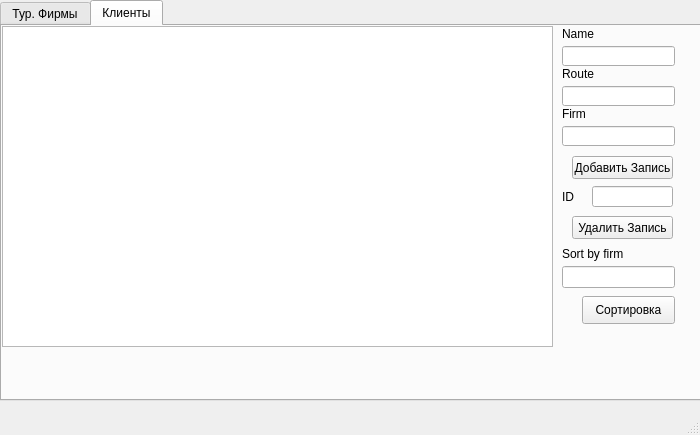
First picture: the form in DaniklasLab/DaniklasLab7/mainwindow.ui, repository Sadles1/Cpp, before the edit.
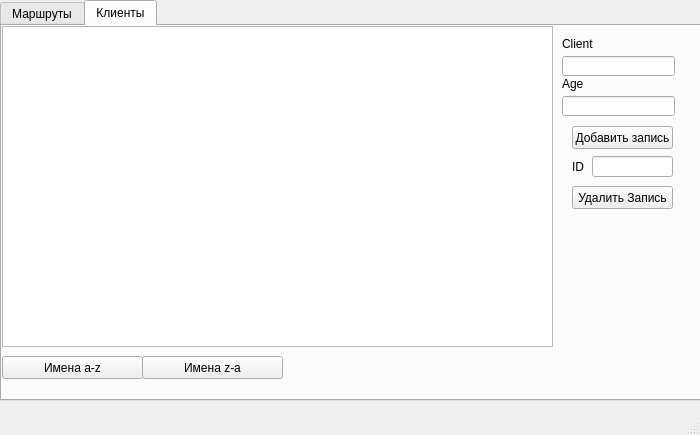
Second picture: the form after the edit. The open tabs and pages were chosen to show the change.

```diff
--- a/DaniklasLab/DaniklasLab7/mainwindow.ui
+++ b/DaniklasLab/DaniklasLab7/mainwindow.ui
@@ -43,7 +43,7 @@
       <string notr="true"/>
      </property>
      <attribute name="title">
-      <string>Тур. Фирмы</string>
+      <string>Маршруты</string>
      </attribute>
      <widget class="QTableView" name="tableView">
       <property name="geometry">
@@ -227,24 +227,11 @@
        </rect>
       </property>
      </widget>
-     <widget class="QPushButton" name="pushButtonAddPerson">
-      <property name="geometry">
-       <rect>
-        <x>570</x>
-        <y>130</y>
-        <width>101</width>
-        <height>23</height>
-       </rect>
-      </property>
-      <property name="text">
-       <string>Добавить Запись</string>
-      </property>
-     </widget>
      <widget class="QPushButton" name="pushButtonRemPerson">
       <property name="geometry">
        <rect>
         <x>570</x>
-        <y>190</y>
+        <y>160</y>
         <width>101</width>
         <height>23</height>
        </rect>
@@ -253,132 +240,112 @@
        <string>Удалить Запись</string>
       </property>
      </widget>
-     <widget class="QLineEdit" name="lineEditNamePerson">
-      <property name="geometry">
-       <rect>
-        <x>560</x>
-        <y>20</y>
-        <width>113</width>
-        <height>20</height>
-       </rect>
-      </property>
-     </widget>
-     <widget class="QLineEdit" name="lineEditRoutePerson">
-      <property name="geometry">
-       <rect>
-        <x>560</x>
-        <y>60</y>
-        <width>113</width>
-        <height>20</height>
-       </rect>
-      </property>
-     </widget>
-     <widget class="QLineEdit" name="lineEditFirm">
-      <property name="geometry">
-       <rect>
-        <x>560</x>
-        <y>100</y>
-        <width>113</width>
-        <height>20</height>
-       </rect>
-      </property>
-     </widget>
      <widget class="QLineEdit" name="lineEditIDPerson">
       <property name="geometry">
        <rect>
         <x>590</x>
-        <y>160</y>
+        <y>130</y>
         <width>81</width>
         <height>21</height>
        </rect>
       </property>
      </widget>
+     <widget class="QLabel" name="label_9">
+      <property name="geometry">
+       <rect>
+        <x>570</x>
+        <y>130</y>
+        <width>16</width>
+        <height>21</height>
+       </rect>
+      </property>
+      <property name="text">
+       <string>ID</string>
+      </property>
+     </widget>
      <widget class="QLabel" name="label_5">
       <property name="geometry">
        <rect>
         <x>560</x>
-        <y>0</y>
+        <y>10</y>
         <width>101</width>
         <height>16</height>
        </rect>
       </property>
       <property name="text">
-       <string>Name</string>
+       <string>Client</string>
+      </property>
+     </widget>
+     <widget class="QLineEdit" name="lineEditClient_2">
+      <property name="geometry">
+       <rect>
+        <x>560</x>
+        <y>30</y>
+        <width>113</width>
+        <height>20</height>
+       </rect>
+      </property>
+     </widget>
+     <widget class="QPushButton" name="pushButtonAdd_2">
+      <property name="geometry">
+       <rect>
+        <x>570</x>
+        <y>100</y>
+        <width>101</width>
+        <height>23</height>
+       </rect>
+      </property>
+      <property name="text">
+       <string>Добавить запись</string>
       </property>
      </widget>
      <widget class="QLabel" name="label_6">
       <property name="geometry">
        <rect>
         <x>560</x>
-        <y>40</y>
+        <y>50</y>
         <width>101</width>
         <height>16</height>
        </rect>
       </property>
       <property name="text">
-       <string>Route</string>
+       <string>Age</string>
       </property>
      </widget>
-     <widget class="QLabel" name="label_8">
+     <widget class="QLineEdit" name="lineEditAge">
       <property name="geometry">
        <rect>
         <x>560</x>
-        <y>80</y>
-        <width>101</width>
-        <height>16</height>
-       </rect>
-      </property>
-      <property name="text">
-       <string>Firm</string>
-      </property>
-     </widget>
-     <widget class="QLabel" name="label_9">
-      <property name="geometry">
-       <rect>
-        <x>560</x>
-        <y>160</y>
-        <width>16</width>
-        <height>21</height>
-       </rect>
-      </property>
-      <property name="text">
-       <string>ID</string>
-      </property>
-     </widget>
-     <widget class="QLineEdit" name="lineSort">
-      <property name="geometry">
-       <rect>
-        <x>560</x>
-        <y>240</y>
+        <y>70</y>
         <width>113</width>
-        <height>22</height>
+        <height>20</height>
        </rect>
       </property>
      </widget>
      <widget class="QPushButton" name="pushSort">
       <property name="geometry">
        <rect>
-        <x>580</x>
-        <y>270</y>
-        <width>93</width>
-        <height>28</height>
+        <x>0</x>
+        <y>330</y>
+        <width>141</width>
+        <height>23</height>
        </rect>
       </property>
       <property name="text">
-       <string>Сортировка</string>
+       <string>Имена a-z</string>
       </property>
      </widget>
-     <widget class="QLabel" name="label_7">
+     <widget class="QPushButton" name="filterDataButton_5">
       <property name="geometry">
        <rect>
-        <x>560</x>
-        <y>220</y>
-        <width>121</width>
-        <height>16</height>
+        <x>140</x>
+        <y>330</y>
+        <width>141</width>
+        <height>23</height>
        </rect>
       </property>
       <property name="text">
-       <string>Sort by firm</string>
+       <string>Имена z-a</string>
       </property>
      </widget>
     </widget>
```
Left out of the diff: 75 changed lines with no effect on the pictures.
